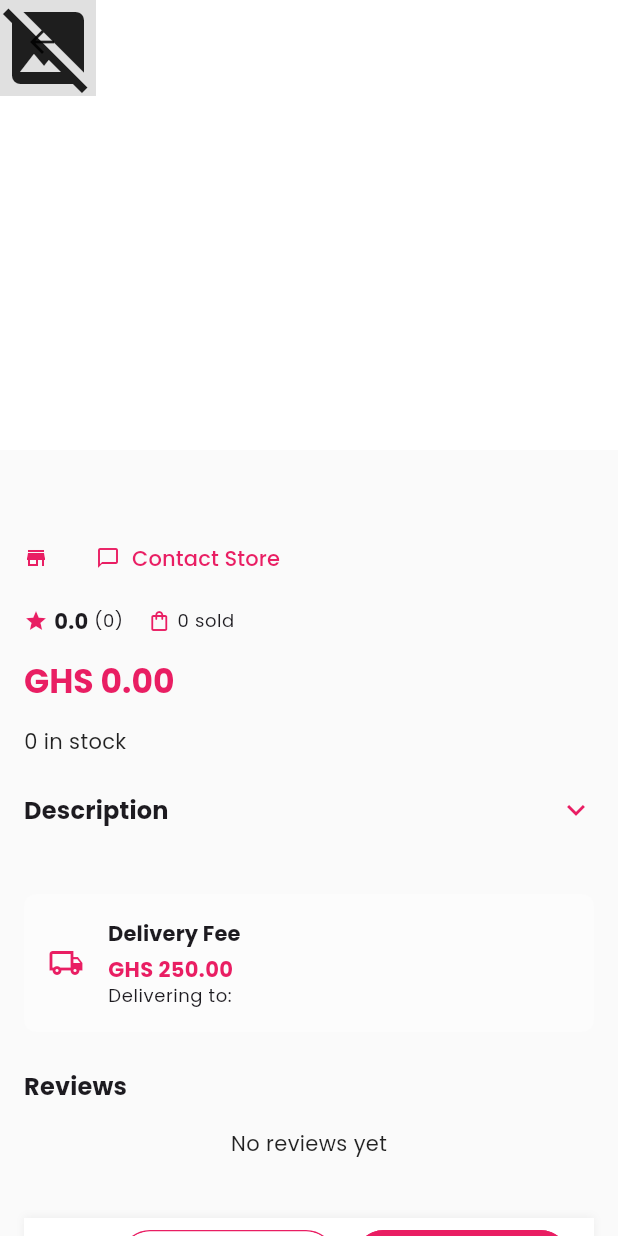
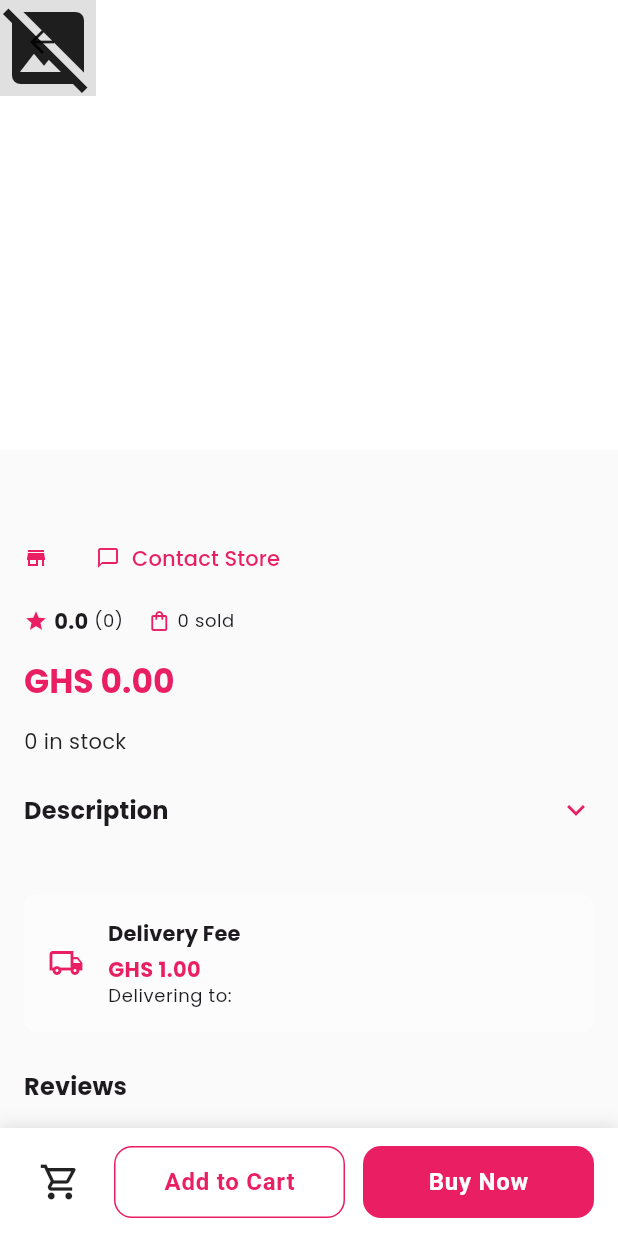
Before and after one commit to dordunu1/AndroidMecrh, a Flutter app: the ProductDetailsScreen screen opened directly with empty values, on a phone screen of 412 x 824 dp. Run offline on Flutter 3.47's test engine with Material 3 defaults, Android fonts, the phone set to English and light mode, and no system bars; our stand-ins replace cached_network_image, cloud_firestore, firebase_auth, firebase_core, firebase_storage, flutter_dotenv and 8 more; accounts and stored records are empty; statements that could not run were skipped.

Commit message:
made changes

```diff
--- a/lib/screens/buyer/product_details_screen.dart
+++ b/lib/screens/buyer/product_details_screen.dart
@@ -78,7 +78,7 @@ class _ProductDetailsScreenState extends ConsumerState<ProductDetailsScreen> {
   }
 
   double _calculateDeliveryFee() {
-    if (_currentUser == null) return 70.0; // Default to higher fee if user not loaded
+    if (_currentUser == null) return 0.7; // Default to higher fee if user not loaded
 
     final buyerCity = _currentUser!.city?.trim().toLowerCase() ?? '';
     final buyerCountry = _currentUser!.country?.trim().toLowerCase() ?? '';
@@ -93,14 +93,16 @@ class _ProductDetailsScreenState extends ConsumerState<ProductDetailsScreen> {
 
     // International shipping
     if (buyerCountry != 'ghana' || sellerCountry != 'ghana') {
-      return 250.0;
+      return 1.0; // Test value for international shipping
     }
 
-    // Local shipping
-    if (buyerCity == 'kumasi' && sellerCity == 'kumasi') {
-      return 50.0;
+    // Local shipping - same city
+    if (buyerCity == sellerCity) {
+      return 0.5; // Test value for same city
     }
-    return 70.0;
+
+    // Different cities within Ghana
+    return 0.7; // Test value for different cities
   }
 
   @override
@@ -164,7 +166,9 @@ class _ProductDetailsScreenState extends ConsumerState<ProductDetailsScreen> {
         : null;
 
     return Scaffold(
-      body: CustomScrollView(
+      body: Stack(
+        children: [
+          CustomScrollView(
             slivers: [
               SliverAppBar(
                 expandedHeight: 300,
@@ -875,27 +879,43 @@ class _ProductDetailsScreenState extends ConsumerState<ProductDetailsScreen> {
                                 ),
                               ),
                             ),
-                      const SizedBox(height: 16),
-
-                      // Bottom Navigation
-                      Container(
-                        height: 56,
-                        decoration: BoxDecoration(
-                          color: Colors.white,
-                          boxShadow: [
-                            BoxShadow(
-                              color: Colors.black.withOpacity(0.05),
-                              offset: const Offset(0, -1),
-                              blurRadius: 4,
+                          const SizedBox(height: 100), // Add padding at bottom for the fixed navigation
+                        ],
+                      ),
                     ),
                   ],
                 ),
+              ),
+            ],
+          ),
+          Positioned(
+            left: 0,
+            right: 0,
+            bottom: 0,
+            child: Container(
+              padding: const EdgeInsets.symmetric(horizontal: 16, vertical: 12),
+              decoration: BoxDecoration(
+                color: theme.colorScheme.surface,
+                boxShadow: [
+                  BoxShadow(
+                    color: Colors.black.withOpacity(0.1),
+                    offset: const Offset(0, -2),
+                    blurRadius: 8,
+                  ),
+                ],
+              ),
+              child: SafeArea(
                 child: Row(
                   children: [
-                            Stack(
+                    Container(
+                      decoration: BoxDecoration(
+                        color: theme.colorScheme.surfaceVariant,
+                        borderRadius: BorderRadius.circular(12),
+                      ),
+                      child: Stack(
                         children: [
                           IconButton(
-                                  icon: const Icon(Icons.shopping_cart_outlined),
+                            icon: const Icon(Icons.shopping_cart_outlined, size: 28),
                             onPressed: () {
                               Navigator.push(
                                 context,
@@ -908,8 +928,8 @@ class _ProductDetailsScreenState extends ConsumerState<ProductDetailsScreen> {
                               final cartItemCount = ref.watch(cartItemCountProvider);
                               if (cartItemCount == 0) return const SizedBox();
                               return Positioned(
-                                      right: 0,
-                                      top: 0,
+                                right: 4,
+                                top: 4,
                                 child: Container(
                                   padding: const EdgeInsets.all(4),
                                   decoration: BoxDecoration(
@@ -917,8 +937,8 @@ class _ProductDetailsScreenState extends ConsumerState<ProductDetailsScreen> {
                                     shape: BoxShape.circle,
                                   ),
                                   constraints: const BoxConstraints(
-                                          minWidth: 16,
-                                          minHeight: 16,
+                                    minWidth: 18,
+                                    minHeight: 18,
                                   ),
                                   child: Text(
                                     '$cartItemCount',
@@ -935,40 +955,39 @@ class _ProductDetailsScreenState extends ConsumerState<ProductDetailsScreen> {
                           ),
                         ],
                       ),
-                            const SizedBox(width: 16),
+                    ),
+                    const SizedBox(width: 12),
                     Expanded(
                       child: Row(
                         children: [
                           Expanded(
-                                    child: Container(
-                                      height: 40,
-                                      decoration: BoxDecoration(
-                                        borderRadius: BorderRadius.circular(20),
-                                        border: Border.all(color: theme.colorScheme.primary),
-                                      ),
-                                      child: TextButton(
+                            child: SizedBox(
+                              height: 48,
+                              child: ElevatedButton(
                                 onPressed: _isLoading ? null : _addToCart,
-                                        style: TextButton.styleFrom(
+                                style: ElevatedButton.styleFrom(
                                   backgroundColor: Colors.white,
                                   foregroundColor: theme.colorScheme.primary,
+                                  elevation: 0,
+                                  side: BorderSide(color: theme.colorScheme.primary),
                                   shape: RoundedRectangleBorder(
-                                            borderRadius: BorderRadius.circular(20),
+                                    borderRadius: BorderRadius.circular(12),
                                   ),
-                                          padding: EdgeInsets.zero,
                                 ),
-                                        child: Text(_isLoading ? 'Adding...' : 'Add to Cart'),
+                                child: Text(
+                                  _isLoading ? 'Adding...' : 'Add to Cart',
+                                  style: const TextStyle(
+                                    fontWeight: FontWeight.bold,
+                                  ),
+                                ),
                               ),
                             ),
                           ),
                           const SizedBox(width: 12),
                           Expanded(
-                                    child: Container(
-                                      height: 40,
-                                      decoration: BoxDecoration(
-                                        borderRadius: BorderRadius.circular(20),
-                                        color: theme.colorScheme.primary,
-                                      ),
-                                      child: TextButton(
+                            child: SizedBox(
+                              height: 48,
+                              child: ElevatedButton(
                                 onPressed: () {
                                   Navigator.push(
                                     context,
@@ -982,29 +1001,29 @@ class _ProductDetailsScreenState extends ConsumerState<ProductDetailsScreen> {
                                     ),
                                   );
                                 },
-                                        style: TextButton.styleFrom(
+                                style: ElevatedButton.styleFrom(
                                   backgroundColor: theme.colorScheme.primary,
                                   foregroundColor: Colors.white,
+                                  elevation: 0,
                                   shape: RoundedRectangleBorder(
-                                            borderRadius: BorderRadius.circular(20),
+                                    borderRadius: BorderRadius.circular(12),
                                   ),
-                                          padding: EdgeInsets.zero,
                                 ),
-                                        child: const Text('Buy Now'),
+                                child: const Text(
+                                  'Buy Now',
+                                  style: TextStyle(
+                                    fontWeight: FontWeight.bold,
+                                  ),
+                                ),
                               ),
                             ),
                           ),
                         ],
                       ),
                     ),
-                            const SizedBox(width: 16),
                   ],
                 ),
               ),
-                    ],
-                  ),
-                ),
-              ],
             ),
           ),
         ],
```
Also changed, not shown: lib/screens/buyer/cart_screen.dart (+54 -20 lines). Lines whose indentation alone changed are shown as unchanged.
